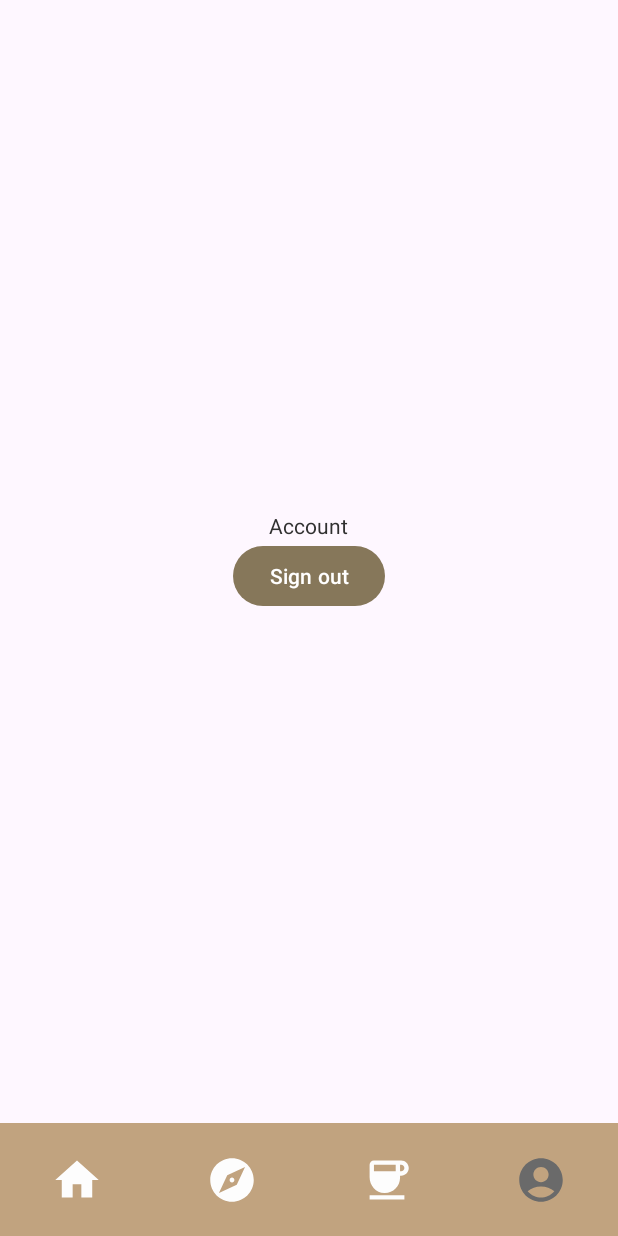
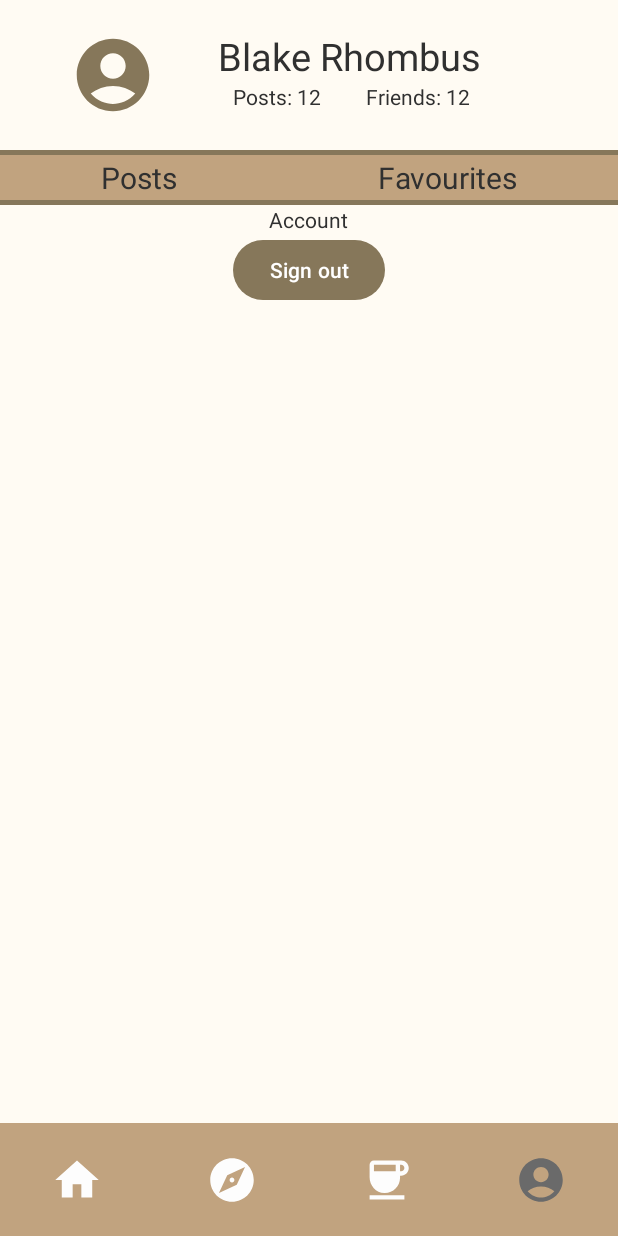
Before and after one commit to Bourkupine/cs4084-project, an Android app: the screen it shows after launch once a user with an empty profile is signed in (MainActivity), item 4 of the bottom bar chosen, on a phone screen of 412 x 824 dp. Run offline under Robolectric (Android 15) with nearby library versions, the phone set to English and light mode, and no system bars; our stand-ins replace Firebase (no records; nobody signed in at launch, a user with empty details on screens opened directly), Picasso.

Commit message:
profile: created basic UI for header section
Signed-off-by: Euan Bourke <euanbourke@gmail.com>

```diff
--- a/app/src/main/res/layout/fragment_account.xml
+++ b/app/src/main/res/layout/fragment_account.xml
@@ -1,21 +1,119 @@
 <?xml version="1.0" encoding="utf-8"?>
 <LinearLayout xmlns:android="http://schemas.android.com/apk/res/android"
+    xmlns:app="http://schemas.android.com/apk/res-auto"
     xmlns:tools="http://schemas.android.com/tools"
     android:layout_width="match_parent"
     android:layout_height="match_parent"
+    android:layout_gravity="top"
+    android:background="@color/background"
+    android:gravity="center_horizontal"
     android:orientation="vertical"
-    android:gravity="center"
     tools:context=".AccountFragment">
+
+    <GridLayout
+        android:layout_width="match_parent"
+        android:layout_height="100dp"
+        android:columnCount="3"
+        android:rowCount="2">
+
+        <com.google.android.material.imageview.ShapeableImageView
+            android:layout_width="100dp"
+            android:layout_height="100dp"
+            android:layout_row="0"
+            android:layout_rowSpan="2"
+            android:layout_column="0"
+            android:layout_marginStart="25dp"
+            android:contentDescription="@string/profile_picture"
+            android:scaleType="fitCenter"
+            android:src="@drawable/ic_account_foreground"
+            app:shapeAppearance="@style/circleImageView"
+            app:tint="@color/primary"/>
+
 
         <TextView
             android:layout_width="wrap_content"
             android:layout_height="wrap_content"
+            android:layout_row="0"
+            android:layout_column="1"
+            android:layout_columnSpan="2"
+            android:layout_marginStart="20dp"
+            android:layout_marginTop="20dp"
+            android:text="Blake Rhombus"
+            android:textSize="25sp"/>
+
+        <TextView
+            android:layout_width="wrap_content"
+            android:layout_height="wrap_content"
+            android:layout_column="1"
+            android:layout_row="1"
+            android:layout_marginStart="30dp"
+            android:text="Posts: 12"/>
+
+        <TextView
+            android:layout_width="wrap_content"
+            android:layout_height="wrap_content"
+            android:layout_column="2"
+            android:layout_row="1"
+            android:layout_marginStart="30dp"
+            android:text="Friends: 12"/>
+
+    </GridLayout>
+
+    <View
+        android:layout_width="match_parent"
+        android:layout_height="3dp"
+        android:background="@color/primary" />
+
+    <LinearLayout
+        android:layout_width="match_parent"
+        android:layout_height="30dp"
+        android:background="@color/navbar_brown"
+        android:orientation="horizontal">
+
+        <TextView
+            android:layout_width="wrap_content"
+            android:layout_height="match_parent"
+            android:layout_weight="1"
+            android:gravity="center"
+            android:text="Posts"
+            android:textSize="20sp" />
+
+
+        <TextView
+            android:layout_width="wrap_content"
+            android:layout_height="match_parent"
+            android:layout_weight="1"
+            android:gravity="center"
+            android:text="Favourites"
+            android:textSize="20sp"/>
+
+
+    </LinearLayout>
+
+    <View
+        android:layout_width="match_parent"
+        android:layout_height="3dp"
+        android:background="@color/primary" />
+
+    <GridLayout
+        android:layout_width="match_parent"
+        android:layout_height="wrap_content"
+        android:columnCount="3"
+        android:rowCount="3">
+
+
+    </GridLayout>
+
+
+<TextView
+android:layout_height="wrap_content"
+android:layout_width="wrap_content"
 android:text="@string/account" />
 
 <Button
 android:id="@+id/sign_out"
+android:layout_height="wrap_content"
 android:layout_width="wrap_content"
-        android:layout_height="wrap_content"
 android:text="@string/sign_out" />
 
     </LinearLayout>
```
Lines whose indentation alone changed are shown as unchanged.
